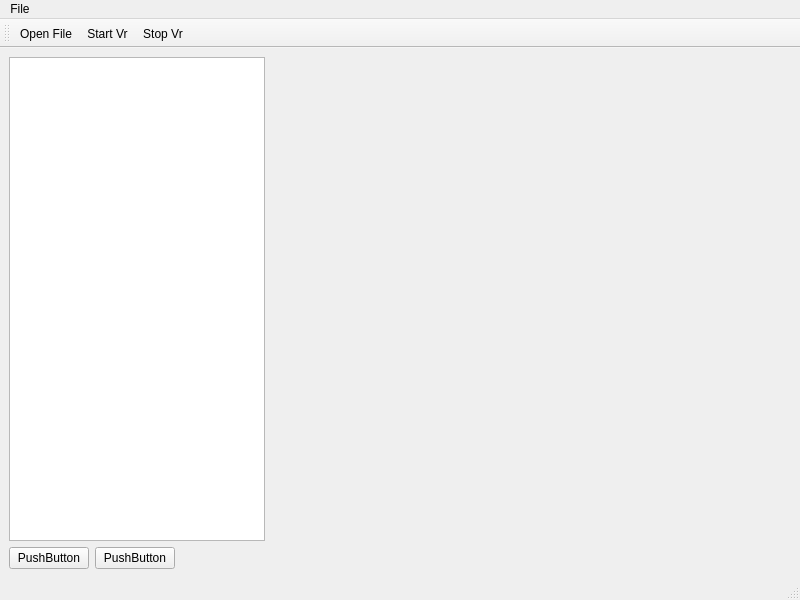
Old version of the form src/mainwindow.ui in the repository Onafuwadav/vtk-vr-cad-viewer.
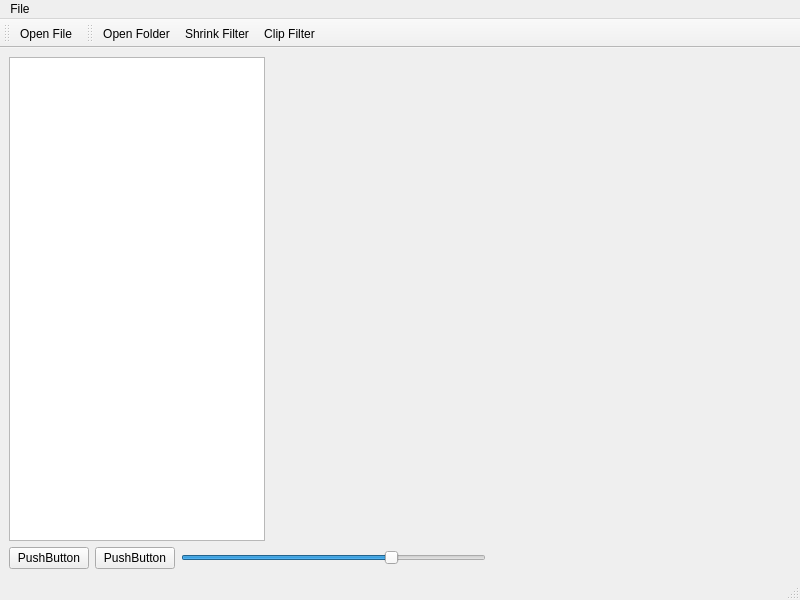
New version of the form. Icons and pictures are not drawn. Custom widgets are drawn as their Qt base class.

```diff
--- a/src/mainwindow.ui
+++ b/src/mainwindow.ui
@@ -61,6 +61,22 @@
         </property>
        </widget>
       </item>
+      <item>
+       <widget class="QSlider" name="lightIntensitySlider">
+        <property name="maximum">
+         <number>100</number>
+        </property>
+        <property name="pageStep">
+         <number>10</number>
+        </property>
+        <property name="value">
+         <number>70</number>
+        </property>
+        <property name="orientation">
+         <enum>Qt::Orientation::Horizontal</enum>
+        </property>
+       </widget>
+      </item>
       <item>
        <spacer name="horizontalSpacer">
         <property name="orientation">
@@ -84,7 +100,7 @@
      <x>0</x>
      <y>0</y>
      <width>800</width>
-     <height>25</height>
+     <height>26</height>
     </rect>
    </property>
    <widget class="QMenu" name="menuFile">
@@ -108,8 +124,20 @@
     <bool>false</bool>
    </attribute>
    <addaction name="actionOpen_File"/>
-   <addaction name="actionStart_Vr"/>
-   <addaction name="actionStop_Vr"/>
+  </widget>
+  <widget class="QToolBar" name="toolBar_2">
+   <property name="windowTitle">
+    <string>toolBar_2</string>
+   </property>
+   <attribute name="toolBarArea">
+    <enum>TopToolBarArea</enum>
+   </attribute>
+   <attribute name="toolBarBreak">
+    <bool>false</bool>
+   </attribute>
+   <addaction name="actionOpen_Folder"/>
+   <addaction name="actionShrink_Filter"/>
+   <addaction name="actionClip_Filter"/>
   </widget>
   <action name="actionOpen_File">
    <property name="icon">
@@ -133,8 +161,8 @@
   </action>
   <action name="actionOpen_Folder">
    <property name="icon">
-    <iconset>
-     <normaloff>Icons/vecteezy_3d-render-icon-yellow-folder-illustration_9346267.png</normaloff>Icons/vecteezy_3d-render-icon-yellow-folder-illustration_9346267.png</iconset>
+    <iconset resource="icons.qrc">
+     <normaloff>:/Icons/Icons/print.png</normaloff>:/Icons/Icons/print.png</iconset>
    </property>
    <property name="text">
     <string>Open Folder</string>
@@ -151,31 +179,23 @@
     <enum>QAction::MenuRole::NoRole</enum>
    </property>
   </action>
-  <action name="actionStart_Vr">
-   <property name="icon">
-    <iconset resource="icons.qrc">
-     <normaloff>:/Icons/Icons/startVR.png</normaloff>:/Icons/Icons/startVR.png</iconset>
+  <action name="actionShrink_Filter">
+   <property name="checkable">
+    <bool>true</bool>
    </property>
    <property name="text">
-    <string>Start Vr</string>
-   </property>
-   <property name="toolTip">
-    <string>Start Vr</string>
+    <string>Shrink Filter</string>
    </property>
    <property name="menuRole">
     <enum>QAction::MenuRole::NoRole</enum>
    </property>
   </action>
-  <action name="actionStop_Vr">
-   <property name="icon">
-    <iconset resource="icons.qrc">
-     <normaloff>:/Icons/Icons/stopVR.png</normaloff>:/Icons/Icons/stopVR.png</iconset>
+  <action name="actionClip_Filter">
+   <property name="checkable">
+    <bool>true</bool>
    </property>
    <property name="text">
-    <string>Stop Vr</string>
-   </property>
-   <property name="toolTip">
-    <string>Stop Vr</string>
+    <string>Clip Filter</string>
    </property>
    <property name="menuRole">
     <enum>QAction::MenuRole::NoRole</enum>
```
Left out of the diff: 1 changed line with no effect on the pictures.
